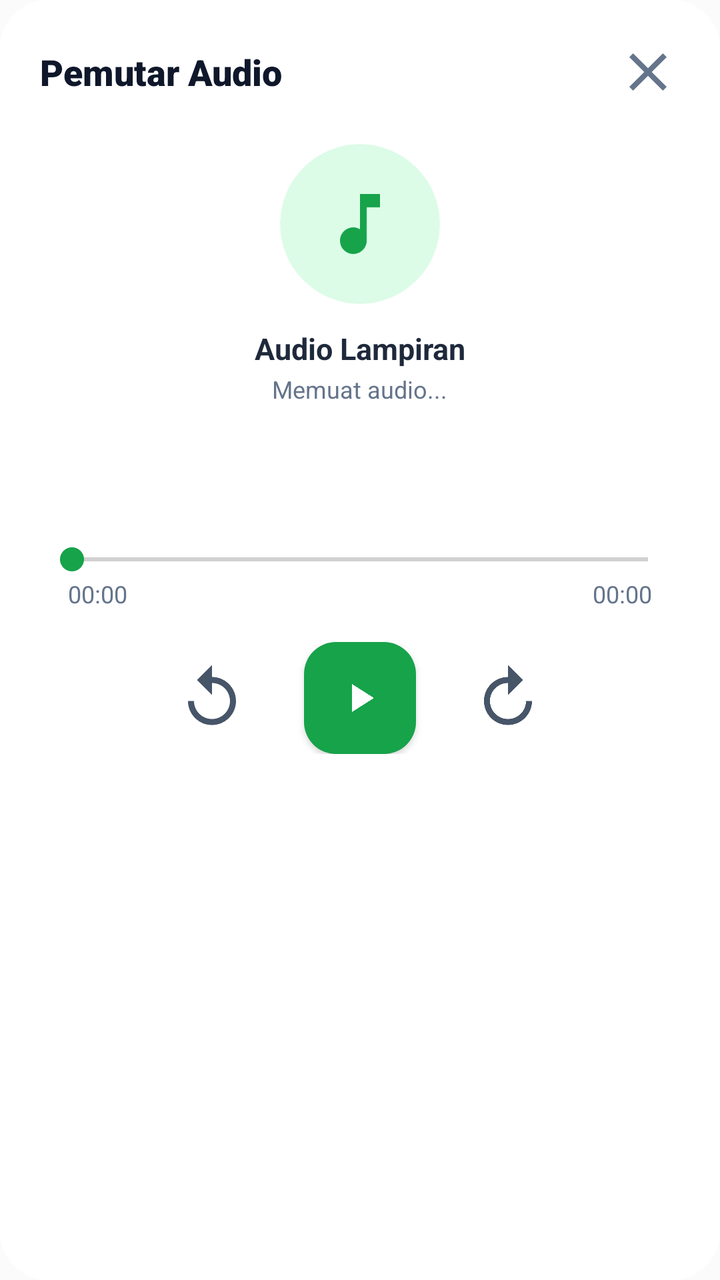
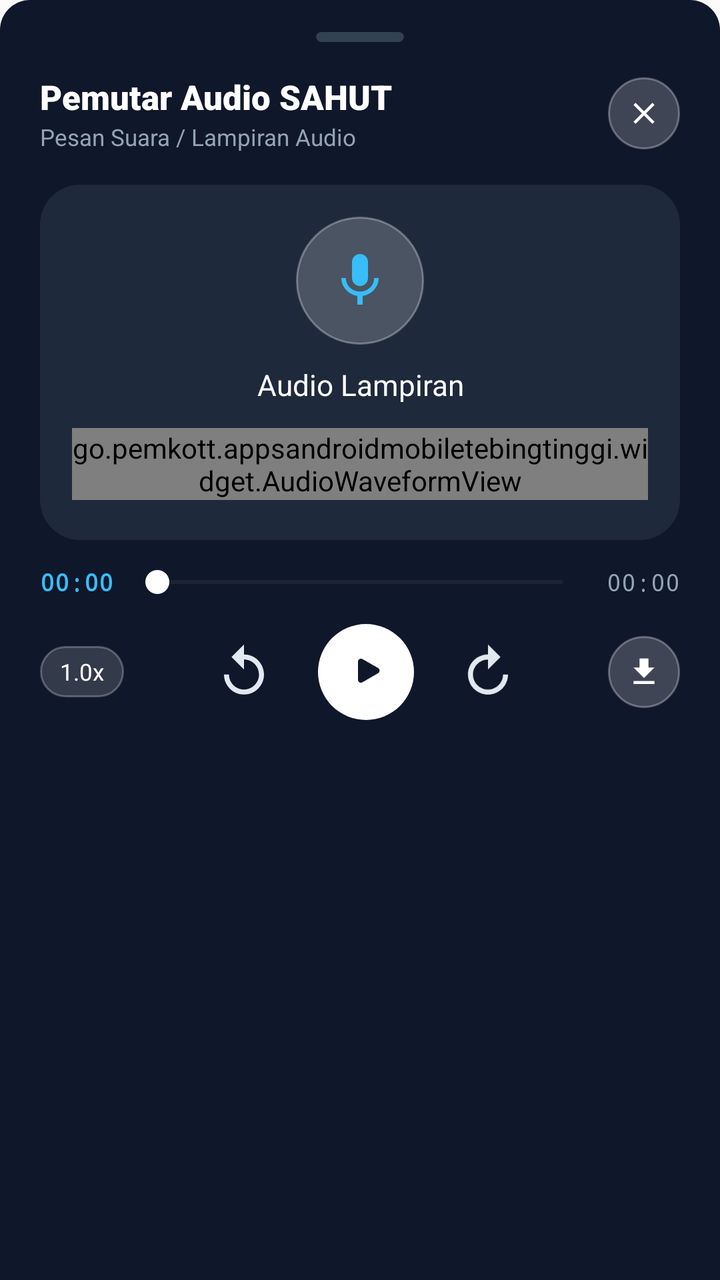

Compare the two renders of this Android layout. The source of the first and the diff that turns it into the second are given below.
<!-- AndroidManifest.xml: application theme Theme.AppPemko -->
<!-- res/layout/dialog_audio_preview.xml -->
<?xml version="1.0" encoding="utf-8"?>
<LinearLayout xmlns:android="http://schemas.android.com/apk/res/android"
    xmlns:app="http://schemas.android.com/apk/res-auto"
    android:layout_width="match_parent"
    android:layout_height="wrap_content"
    android:orientation="vertical"
    android:background="@drawable/dialog_background_white"
    android:padding="20dp">

    
    <RelativeLayout
        android:layout_width="match_parent"
        android:layout_height="wrap_content">

        <TextView
            android:layout_width="wrap_content"
            android:layout_height="wrap_content"
            android:layout_alignParentStart="true"
            android:layout_centerVertical="true"
            android:text="Pemutar Audio"
            android:textColor="#0F172A"
            android:textSize="18sp"
            android:fontFamily="sans-serif-black"/>

        <ImageView
            android:id="@+id/ivCloseAudioPreview"
            android:layout_width="32dp"
            android:layout_height="32dp"
            android:layout_alignParentEnd="true"
            android:layout_centerVertical="true"
            android:src="@drawable/ic_close"
            app:tint="#64748B"
            android:background="?attr/selectableItemBackgroundBorderless"
            android:clickable="true"
            android:focusable="true"
            android:contentDescription="Tutup"/>
    </RelativeLayout>

    
    <LinearLayout
        android:layout_width="match_parent"
        android:layout_height="wrap_content"
        android:gravity="center"
        android:layout_marginTop="20dp"
        android:layout_marginBottom="12dp"
        android:orientation="vertical">

        <com.google.android.material.card.MaterialCardView
            android:layout_width="80dp"
            android:layout_height="80dp"
            app:cardCornerRadius="40dp"
            app:cardElevation="0dp"
            app:strokeWidth="0dp"
            app:cardBackgroundColor="#DCFCE7">

            <ImageView
                android:layout_width="40dp"
                android:layout_height="40dp"
                android:layout_gravity="center"
                android:src="@drawable/ic_audiotrack"
                app:tint="#16A34A"
                android:contentDescription="Audio"/>
        </com.google.android.material.card.MaterialCardView>

        <TextView
            android:id="@+id/tvAudioFileName"
            android:layout_width="match_parent"
            android:layout_height="wrap_content"
            android:layout_marginTop="12dp"
            android:gravity="center"
            android:text="Audio Lampiran"
            android:textColor="#1E293B"
            android:textSize="15sp"
            android:textStyle="bold"
            android:maxLines="2"
            android:ellipsize="middle"/>

        <TextView
            android:id="@+id/tvAudioStatusSubtitle"
            android:layout_width="wrap_content"
            android:layout_height="wrap_content"
            android:layout_marginTop="2dp"
            android:text="Memuat audio..."
            android:textColor="#64748B"
            android:textSize="12sp"/>
    </LinearLayout>

    
    <ProgressBar
        android:id="@+id/pbAudioLoading"
        android:layout_width="32dp"
        android:layout_height="32dp"
        android:layout_gravity="center"
        android:indeterminateTint="#16A34A"
        android:layout_marginVertical="8dp"
        android:visibility="visible"/>

    
    <LinearLayout
        android:id="@+id/llAudioProgressContainer"
        android:layout_width="match_parent"
        android:layout_height="wrap_content"
        android:orientation="vertical"
        android:layout_marginTop="8dp">

        <SeekBar
            android:id="@+id/sbAudioProgress"
            android:layout_width="match_parent"
            android:layout_height="wrap_content"
            android:progressTint="#16A34A"
            android:thumbTint="#16A34A"
            android:max="100"/>

        <RelativeLayout
            android:layout_width="match_parent"
            android:layout_height="wrap_content"
            android:paddingHorizontal="14dp">

            <TextView
                android:id="@+id/tvAudioCurrentTime"
                android:layout_width="wrap_content"
                android:layout_height="wrap_content"
                android:layout_alignParentStart="true"
                android:text="00:00"
                android:textColor="#64748B"
                android:textSize="12sp"/>

            <TextView
                android:id="@+id/tvAudioTotalDuration"
                android:layout_width="wrap_content"
                android:layout_height="wrap_content"
                android:layout_alignParentEnd="true"
                android:text="00:00"
                android:textColor="#64748B"
                android:textSize="12sp"/>
        </RelativeLayout>
    </LinearLayout>

    
    <LinearLayout
        android:layout_width="match_parent"
        android:layout_height="wrap_content"
        android:gravity="center"
        android:layout_marginTop="16dp"
        android:layout_marginBottom="8dp"
        android:orientation="horizontal">

        <ImageView
            android:id="@+id/ivAudioReplay10"
            android:layout_width="36dp"
            android:layout_height="36dp"
            android:src="@drawable/ic_replay_10"
            app:tint="#475569"
            android:layout_marginEnd="28dp"
            android:background="?attr/selectableItemBackgroundBorderless"
            android:clickable="true"
            android:focusable="true"
            android:contentDescription="Mundur 10 Detik"/>

        <com.google.android.material.floatingactionbutton.FloatingActionButton
            android:id="@+id/fabAudioPlayPause"
            android:layout_width="wrap_content"
            android:layout_height="wrap_content"
            android:src="@drawable/ic_play_arrow"
            app:tint="#FFFFFF"
            app:backgroundTint="#16A34A"
            app:elevation="2dp"
            app:fabSize="normal"
            android:contentDescription="Putar / Jeda"/>

        <ImageView
            android:id="@+id/ivAudioForward10"
            android:layout_width="36dp"
            android:layout_height="36dp"
            android:src="@drawable/ic_forward_10"
            app:tint="#475569"
            android:layout_marginStart="28dp"
            android:background="?attr/selectableItemBackgroundBorderless"
            android:clickable="true"
            android:focusable="true"
            android:contentDescription="Maju 10 Detik"/>
    </LinearLayout>
</LinearLayout>
<!-- resources referenced by this layout -->
<resources>
  <!-- drawable dialog_background_white (drawable) -->
  <?xml version="1.0" encoding="utf-8"?>
  <shape xmlns:android="http://schemas.android.com/apk/res/android"
      android:shape="rectangle">
      <solid android:color="#FFFFFF" />
      <corners android:radius="24dp" />
  </shape>
  <!-- drawable ic_audiotrack (drawable) -->
  <?xml version="1.0" encoding="utf-8"?>
  <vector xmlns:android="http://schemas.android.com/apk/res/android"
      android:width="24dp"
      android:height="24dp"
      android:viewportWidth="24"
      android:viewportHeight="24">
      <path
          android:fillColor="#FF000000"
          android:pathData="M12,3v10.55c-0.59,-0.34 -1.27,-0.55 -2,-0.55 -2.21,0 -4,1.79 -4,4s1.79,4 4,4 4,-1.79 4,-4V7h4V3h-6z" />
  </vector>
  <!-- drawable ic_play_arrow (drawable) -->
  <?xml version="1.0" encoding="utf-8"?>
  <vector xmlns:android="http://schemas.android.com/apk/res/android"
      android:width="24dp"
      android:height="24dp"
      android:viewportWidth="24"
      android:viewportHeight="24">
      <path
          android:fillColor="#FF000000"
          android:pathData="M8,5v14l11,-7z" />
  </vector>
  <style name="Theme.AppPemko" parent="Base.Theme.AppPemko">
          <item name="android:textColor">@color/text_primary</item>
      </style>
  <color name="text_primary">#171717</color>
  <color name="primary_brand">#0869D8</color>
  <color name="on_primary_brand">#FFFFFF</color>
  <color name="brand_secondary">#E91E63</color>
  <color name="white">#FFFFFF</color>
  <color name="surface_main">#FFFFFF</color>
  <color name="surface_variant">#F4F4F4</color>
  <color name="text_secondary">#454545</color>
  <color name="background_main">#FBFBFB</color>
  <style name="Animation.App.Activity" parent="@android:style/Animation.Activity">
          <item name="android:activityOpenEnterAnimation">@anim/slide_in_right</item>
          <item name="android:activityOpenExitAnimation">@anim/slide_out_left</item>
          <item name="android:activityCloseEnterAnimation">@anim/slide_in_left</item>
          <item name="android:activityCloseExitAnimation">@anim/slide_out_right</item>
      </style>
  <!-- unchanged entries left out for length: 4 -->
</resources>

<!-- the commit's change to res/layout/dialog_audio_preview.xml (unified diff, before → after) -->
@@ -4,180 +4,267 @@
     android:layout_width="match_parent"
     android:layout_height="wrap_content"
     android:orientation="vertical"
-    android:background="@drawable/dialog_background_white"
-    android:padding="20dp">
+    android:background="@drawable/bottom_sheet_bg"
+    android:backgroundTint="#0F172A"
+    android:paddingHorizontal="20dp"
+    android:paddingTop="16dp"
+    android:paddingBottom="24dp">
+
+    
+    <com.google.android.material.card.MaterialCardView
+        android:layout_width="44dp"
+        android:layout_height="5dp"
+        android:layout_gravity="center_horizontal"
+        android:layout_marginBottom="16dp"
+        app:cardBackgroundColor="#334155"
+        app:cardCornerRadius="2.5dp"
+        app:cardElevation="0dp"
+        app:strokeWidth="0dp" />
 
     
     <RelativeLayout
         android:layout_width="match_parent"
         android:layout_height="wrap_content">
 
-        <TextView
+        <LinearLayout
             android:layout_width="wrap_content"
             android:layout_height="wrap_content"
             android:layout_alignParentStart="true"
             android:layout_centerVertical="true"
-            android:text="Pemutar Audio"
-            android:textColor="#0F172A"
-            android:textSize="18sp"
-            android:fontFamily="sans-serif-black"/>
-
-        <ImageView
-            android:id="@+id/ivCloseAudioPreview"
-            android:layout_width="32dp"
-            android:layout_height="32dp"
+            android:orientation="vertical">
+
+            <TextView
+                android:layout_width="wrap_content"
+                android:layout_height="wrap_content"
+                android:text="Pemutar Audio SAHUT"
+                android:textColor="#FFFFFF"
+                android:textSize="17sp"
+                android:fontFamily="sans-serif-black"/>
+
+            <TextView
+                android:id="@+id/tvAudioStatusSubtitle"
+                android:layout_width="wrap_content"
+                android:layout_height="wrap_content"
+                android:layout_marginTop="1dp"
+                android:text="Pesan Suara / Lampiran Audio"
+                android:textColor="#94A3B8"
+                android:textSize="11.5sp"/>
+        </LinearLayout>
+
+        <FrameLayout
+            android:id="@+id/flCloseAudioPreview"
+            android:layout_width="36dp"
+            android:layout_height="36dp"
             android:layout_alignParentEnd="true"
             android:layout_centerVertical="true"
-            android:src="@drawable/ic_close"
-            app:tint="#64748B"
-            android:background="?attr/selectableItemBackgroundBorderless"
+            android:background="@drawable/bg_circle_glass_button"
             android:clickable="true"
-            android:focusable="true"
-            android:contentDescription="Tutup"/>
+            android:focusable="true">
+
+            <ImageView
+                android:id="@+id/ivCloseAudioPreview"
+                android:layout_width="18dp"
+                android:layout_height="18dp"
+                android:layout_gravity="center"
+                android:src="@drawable/ic_close"
+                app:tint="#FFFFFF"
+                android:contentDescription="Tutup"/>
+        </FrameLayout>
     </RelativeLayout>
 
     
+    <com.google.android.material.card.MaterialCardView
+        android:layout_width="match_parent"
+        android:layout_height="wrap_content"
+        android:layout_marginTop="16dp"
+        android:layout_marginBottom="12dp"
+        app:cardCornerRadius="20dp"
+        app:cardElevation="0dp"
+        app:strokeWidth="1dp"
+        app:strokeColor="#1E293B"
+        app:cardBackgroundColor="#1E293B">
+
+        <LinearLayout
+            android:layout_width="match_parent"
+            android:layout_height="wrap_content"
+            android:orientation="vertical"
+            android:padding="16dp"
+            android:gravity="center">
+
+            
+            <FrameLayout
+                android:layout_width="64dp"
+                android:layout_height="64dp"
+                android:background="@drawable/bg_circle_glass_button">
+
+                <ImageView
+                    android:layout_width="32dp"
+                    android:layout_height="32dp"
+                    android:layout_gravity="center"
+                    android:src="@drawable/ic_mic"
+                    app:tint="#38BDF8"
+                    android:contentDescription="Audio Track"/>
+            </FrameLayout>
+
+            <TextView
+                android:id="@+id/tvAudioFileName"
+                android:layout_width="match_parent"
+                android:layout_height="wrap_content"
+                android:layout_marginTop="10dp"
+                android:gravity="center"
+                android:text="Audio Lampiran"
+                android:textColor="#FFFFFF"
+                android:textSize="14.5sp"
+                android:fontFamily="sans-serif-bold"
+                android:maxLines="1"
+                android:ellipsize="middle"/>
+
+            
+            <ProgressBar
+                android:id="@+id/pbAudioLoading"
+                android:layout_width="28dp"
+                android:layout_height="28dp"
+                android:indeterminateTint="#38BDF8"
+                android:layout_marginTop="8dp"
+                android:visibility="gone"/>
+
+            
+            <go.pemkott.appsandroidmobiletebingtinggi.widget.AudioWaveformView
+                android:id="@+id/waveformAudioModal"
+                android:layout_width="match_parent"
+                android:layout_height="36dp"
+                android:layout_marginTop="12dp"
+                android:layout_marginBottom="4dp"/>
+        </LinearLayout>
+    </com.google.android.material.card.MaterialCardView>
+
+    
     <LinearLayout
         android:layout_width="match_parent"
         android:layout_height="wrap_content"
-        android:gravity="center"
-        android:layout_marginTop="20dp"
-        android:layout_marginBottom="12dp"
-        android:orientation="vertical">
-
-        <com.google.android.material.card.MaterialCardView
-            android:layout_width="80dp"
-            android:layout_height="80dp"
-            app:cardCornerRadius="40dp"
-            app:cardElevation="0dp"
-            app:strokeWidth="0dp"
-            app:cardBackgroundColor="#DCFCE7">
-
-            <ImageView
-                android:layout_width="40dp"
-                android:layout_height="40dp"
-                android:layout_gravity="center"
-                android:src="@drawable/ic_audiotrack"
-                app:tint="#16A34A"
-                android:contentDescription="Audio"/>
-        </com.google.android.material.card.MaterialCardView>
+        android:gravity="center_vertical"
+        android:orientation="horizontal">
 
         <TextView
-            android:id="@+id/tvAudioFileName"
-            android:layout_width="match_parent"
-            android:layout_height="wrap_content"
-            android:layout_marginTop="12dp"
-            android:gravity="center"
-            android:text="Audio Lampiran"
-            android:textColor="#1E293B"
-            android:textSize="15sp"
-            android:textStyle="bold"
-            android:maxLines="2"
-            android:ellipsize="middle"/>
-
-        <TextView
-            android:id="@+id/tvAudioStatusSubtitle"
-            android:layout_width="wrap_content"
-            android:layout_height="wrap_content"
-            android:layout_marginTop="2dp"
-            android:text="Memuat audio..."
-            android:textColor="#64748B"
-            android:textSize="12sp"/>
-    </LinearLayout>
-
-    
-    <ProgressBar
-        android:id="@+id/pbAudioLoading"
-        android:layout_width="32dp"
-        android:layout_height="32dp"
-        android:layout_gravity="center"
-        android:indeterminateTint="#16A34A"
-        android:layout_marginVertical="8dp"
-        android:visibility="visible"/>
-
-    
-    <LinearLayout
-        android:id="@+id/llAudioProgressContainer"
-        android:layout_width="match_parent"
-        android:layout_height="wrap_content"
-        android:orientation="vertical"
-        android:layout_marginTop="8dp">
+            android:id="@+id/tvAudioCurrentTime"
+            android:layout_width="wrap_content"
+            android:layout_height="wrap_content"
+            android:text="00:00"
+            android:textColor="#38BDF8"
+            android:textSize="12sp"
+            android:fontFamily="monospace"
+            android:textStyle="bold"/>
 
         <SeekBar
             android:id="@+id/sbAudioProgress"
-            android:layout_width="match_parent"
-            android:layout_height="wrap_content"
-            android:progressTint="#16A34A"
-            android:thumbTint="#16A34A"
+            android:layout_width="0dp"
+            android:layout_height="wrap_content"
+            android:layout_weight="1"
+            android:layout_marginHorizontal="6dp"
+            android:progressTint="#38BDF8"
+            android:thumbTint="#FFFFFF"
             android:max="100"/>
 
-        <RelativeLayout
-            android:layout_width="match_parent"
-            android:layout_height="wrap_content"
-            android:paddingHorizontal="14dp">
-
-            <TextView
-                android:id="@+id/tvAudioCurrentTime"
-                android:layout_width="wrap_content"
-                android:layout_height="wrap_content"
-                android:layout_alignParentStart="true"
-                android:text="00:00"
-                android:textColor="#64748B"
-                android:textSize="12sp"/>
-
-            <TextView
-                android:id="@+id/tvAudioTotalDuration"
-                android:layout_width="wrap_content"
-                android:layout_height="wrap_content"
-                android:layout_alignParentEnd="true"
-                android:text="00:00"
-                android:textColor="#64748B"
-                android:textSize="12sp"/>
-        </RelativeLayout>
+        <TextView
+            android:id="@+id/tvAudioTotalDuration"
+            android:layout_width="wrap_content"
+            android:layout_height="wrap_content"
+            android:text="00:00"
+            android:textColor="#94A3B8"
+            android:textSize="12sp"
+            android:fontFamily="monospace"/>
     </LinearLayout>
 
     
     <LinearLayout
         android:layout_width="match_parent"
         android:layout_height="wrap_content"
-        android:gravity="center"
-        android:layout_marginTop="16dp"
-        android:layout_marginBottom="8dp"
+        android:gravity="center_vertical"
+        android:layout_marginTop="12dp"
         android:orientation="horizontal">
 
-        <ImageView
-            android:id="@+id/ivAudioReplay10"
+        
+        <TextView
+            android:id="@+id/tvAudioSpeed"
+            android:layout_width="wrap_content"
+            android:layout_height="wrap_content"
+            android:background="@drawable/bg_pill_speed_badge"
+            android:paddingHorizontal="10dp"
+            android:paddingVertical="5dp"
+            android:text="1.0x"
+            android:textColor="#FFFFFF"
+            android:textSize="11.5sp"
+            android:fontFamily="sans-serif-bold"
+            android:clickable="true"
+            android:focusable="true"/>
+
+        
+        <LinearLayout
+            android:layout_width="0dp"
+            android:layout_height="wrap_content"
+            android:layout_weight="1"
+            android:gravity="center"
+            android:orientation="horizontal">
+
+            <ImageView
+                android:id="@+id/ivAudioReplay10"
+                android:layout_width="38dp"
+                android:layout_height="38dp"
+                android:src="@drawable/ic_replay_10"
+                app:tint="#E2E8F0"
+                android:padding="4dp"
+                android:background="?attr/selectableItemBackgroundBorderless"
+                android:contentDescription="Mundur 10 Detik"/>
+
+            
+            <FrameLayout
+                android:id="@+id/flAudioModalPlayPause"
+                android:layout_width="48dp"
+                android:layout_height="48dp"
+                android:layout_marginHorizontal="18dp"
+                android:background="@drawable/bg_circle_solid_white"
+                android:clickable="true"
+                android:focusable="true">
+
+                <ImageView
+                    android:id="@+id/ivAudioModalPlayPause"
+                    android:layout_width="24dp"
+                    android:layout_height="24dp"
+                    android:layout_gravity="center"
+                    android:src="@drawable/ic_voice_play_rounded"
+                    app:tint="#0F172A"
+                    android:contentDescription="Putar / Jeda"/>
+            </FrameLayout>
+
+            <ImageView
+                android:id="@+id/ivAudioForward10"
+                android:layout_width="38dp"
+                android:layout_height="38dp"
+                android:src="@drawable/ic_forward_10"
+                app:tint="#E2E8F0"
+                android:padding="4dp"
+                android:background="?attr/selectableItemBackgroundBorderless"
+                android:contentDescription="Maju 10 Detik"/>
+        </LinearLayout>
+
+        
+        <FrameLayout
+            android:id="@+id/flAudioDownload"
             android:layout_width="36dp"
             android:layout_height="36dp"
-            android:src="@drawable/ic_replay_10"
-            app:tint="#475569"
-            android:layout_marginEnd="28dp"
-            android:background="?attr/selectableItemBackgroundBorderless"
+            android:background="@drawable/bg_circle_glass_button"
             android:clickable="true"
-            android:focusable="true"
-            android:contentDescription="Mundur 10 Detik"/>
-
-        <com.google.android.material.floatingactionbutton.FloatingActionButton
-            android:id="@+id/fabAudioPlayPause"
-            android:layout_width="wrap_content"
-            android:layout_height="wrap_content"
-            android:src="@drawable/ic_play_arrow"
-            app:tint="#FFFFFF"
-            app:backgroundTint="#16A34A"
-            app:elevation="2dp"
-            app:fabSize="normal"
-            android:contentDescription="Putar / Jeda"/>
-
-        <ImageView
-            android:id="@+id/ivAudioForward10"
-            android:layout_width="36dp"
-            android:layout_height="36dp"
-            android:src="@drawable/ic_forward_10"
-            app:tint="#475569"
-            android:layout_marginStart="28dp"
-            android:background="?attr/selectableItemBackgroundBorderless"
-            android:clickable="true"
-            android:focusable="true"
-            android:contentDescription="Maju 10 Detik"/>
+            android:focusable="true">
+
+            <ImageView
+                android:id="@+id/ivAudioDownload"
+                android:layout_width="18dp"
+                android:layout_height="18dp"
+                android:layout_gravity="center"
+                android:src="@drawable/ic_file_download"
+                app:tint="#FFFFFF"
+                android:contentDescription="Unduh Audio"/>
+        </FrameLayout>
     </LinearLayout>
+
 </LinearLayout>
<!-- resource entries referenced after the edit -->
@@ -1,13 +1,52 @@
 <!-- resources referenced by this layout -->
 <resources>
-  <!-- drawable dialog_background_white (drawable) -->
+  <!-- drawable bg_circle_glass_button (drawable) -->
+  <?xml version="1.0" encoding="utf-8"?>
+  <shape xmlns:android="http://schemas.android.com/apk/res/android"
+      android:shape="oval">
+      <solid android:color="#33FFFFFF" />
+      <stroke
+          android:width="1dp"
+          android:color="#4DFFFFFF" />
+  </shape>
+  <!-- drawable bg_circle_solid_white (drawable) -->
+  <?xml version="1.0" encoding="utf-8"?>
+  <shape xmlns:android="http://schemas.android.com/apk/res/android"
+      android:shape="oval">
+      <solid android:color="#FFFFFF" />
+  </shape>
+  <!-- drawable bg_pill_speed_badge (drawable) -->
   <?xml version="1.0" encoding="utf-8"?>
   <shape xmlns:android="http://schemas.android.com/apk/res/android"
       android:shape="rectangle">
-      <solid android:color="#FFFFFF" />
-      <corners android:radius="24dp" />
+      <solid android:color="#26FFFFFF" />
+      <corners android:radius="14dp" />
+      <stroke
+          android:width="1dp"
+          android:color="#40FFFFFF" />
   </shape>
-  <!-- drawable ic_audiotrack (drawable) -->
+  <!-- drawable bottom_sheet_bg (drawable) -->
+  <?xml version="1.0" encoding="utf-8"?>
+  <shape xmlns:android="http://schemas.android.com/apk/res/android"
+      android:shape="rectangle">
+      <corners
+          android:topLeftRadius="@dimen/tfe_bottom_sheet_corner_radius"
+          android:topRightRadius="@dimen/tfe_bottom_sheet_corner_radius" />
+      <padding android:top="@dimen/tfe_bottom_sheet_top_padding" />
+      <solid android:color="@color/background_color" />
+  </shape>
+  <!-- drawable ic_file_download (drawable) -->
+  <?xml version="1.0" encoding="utf-8"?>
+  <vector xmlns:android="http://schemas.android.com/apk/res/android"
+      android:width="24dp"
+      android:height="24dp"
+      android:viewportWidth="24"
+      android:viewportHeight="24">
+      <path
+          android:fillColor="#FFFFFFFF"
+          android:pathData="M19,9h-4V3H9v6H5l7,7 7,-7zM5,18v2h14v-2H5z" />
+  </vector>
+  <!-- drawable ic_mic (drawable) -->
   <?xml version="1.0" encoding="utf-8"?>
   <vector xmlns:android="http://schemas.android.com/apk/res/android"
       android:width="24dp"
@@ -16,22 +55,26 @@
       android:viewportHeight="24">
       <path
           android:fillColor="#FF000000"
-          android:pathData="M12,3v10.55c-0.59,-0.34 -1.27,-0.55 -2,-0.55 -2.21,0 -4,1.79 -4,4s1.79,4 4,4 4,-1.79 4,-4V7h4V3h-6z" />
+          android:pathData="M12,14c1.66,0 3,-1.34 3,-3V5c0,-1.66 -1.34,-3 -3,-3S9,3.34 9,5v6c0,1.66 1.34,3 3,3zm5.3,-3c0,3 -2.54,5.1 -5.3,5.1S6.7,14 6.7,11H5c0,3.41 2.72,6.23 6,6.72V21h2v-3.28c3.28,-0.48 6,-3.3 6,-6.72h-1.7z" />
   </vector>
-  <!-- drawable ic_play_arrow (drawable) -->
+  <!-- drawable ic_voice_play_rounded (drawable) -->
   <?xml version="1.0" encoding="utf-8"?>
   <vector xmlns:android="http://schemas.android.com/apk/res/android"
       android:width="24dp"
       android:height="24dp"
       android:viewportWidth="24"
       android:viewportHeight="24">
+      
       <path
-          android:fillColor="#FF000000"
-          android:pathData="M8,5v14l11,-7z" />
+          android:fillColor="#1D9BF0"
+          android:pathData="M8,6.82 C8,5.67 9.25,4.95 10.25,5.53 L18.06,10.03 C19.06,10.61 19.06,12.05 18.06,12.63 L10.25,17.13 C9.25,17.71 8,16.99 8,15.84 Z" />
   </vector>
   <style name="Theme.AppPemko" parent="Base.Theme.AppPemko">
           <item name="android:textColor">@color/text_primary</item>
       </style>
+  <dimen name="tfe_bottom_sheet_corner_radius">15dp</dimen>
+  <dimen name="tfe_bottom_sheet_top_padding">8dp</dimen>
+  <color name="background_color">#FBFBFB</color>
   <color name="text_primary">#171717</color>
   <color name="primary_brand">#0869D8</color>
   <color name="on_primary_brand">#FFFFFF</color>
